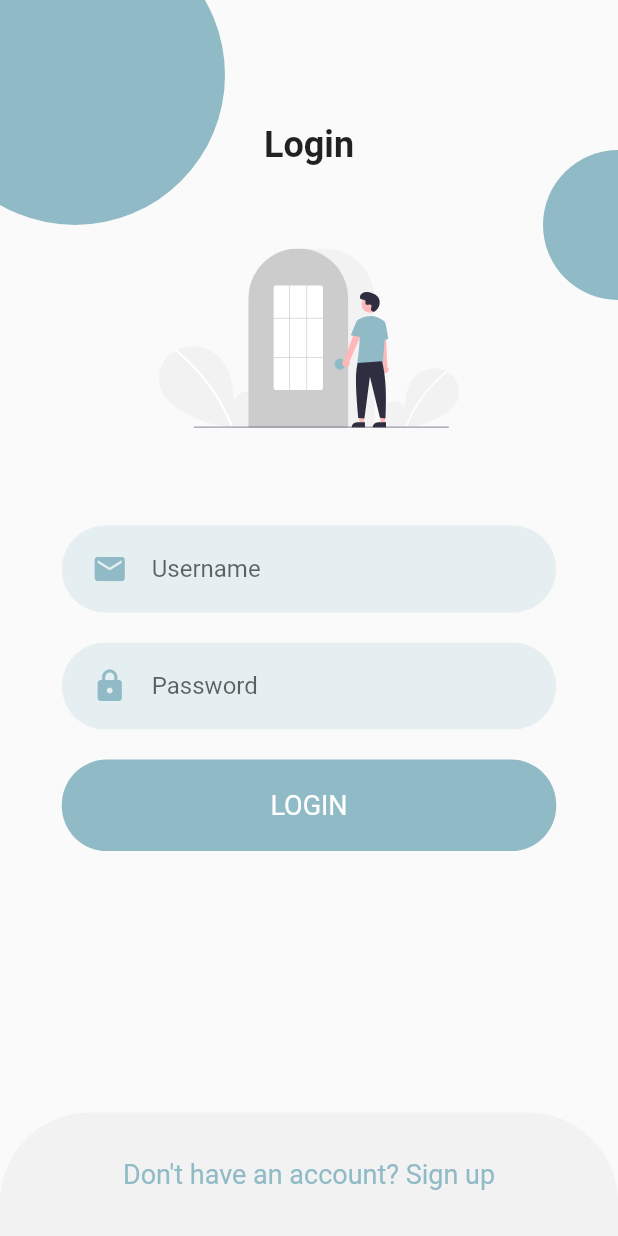
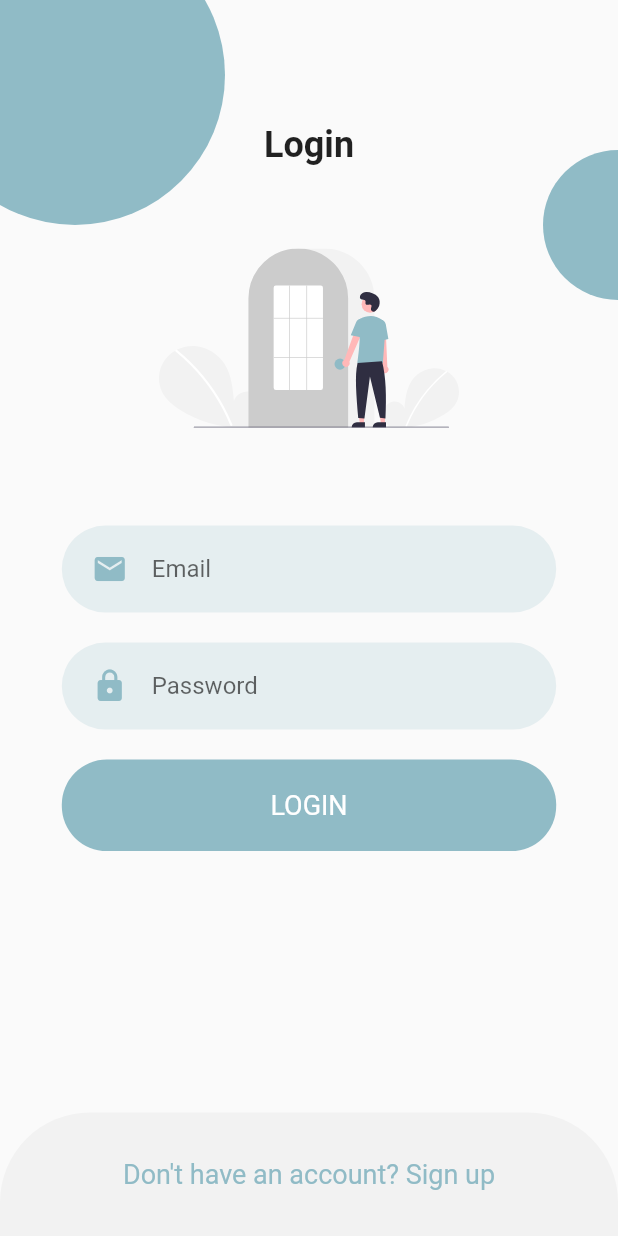
Before and after one commit to CalHacks8-0/renteasy, a Flutter app: the screen it shows after launch, on a phone screen of 412 x 824 dp. Run offline on Flutter 3.47's test engine with Material 2 defaults, Android fonts, the phone set to English and light mode, and no system bars; our stand-ins replace firebase_core, flutter_svg, google_fonts; accounts and stored records are empty.

Commit message:
registration functionality

```diff
--- a/lib/screens/login/components/login_form.dart
+++ b/lib/screens/login/components/login_form.dart
@@ -46,10 +46,13 @@ class LoginForm extends StatelessWidget {
                     height: 200,
                   ),
                 ),
-                const RoundedInput(icon: Icons.mail, hint: 'Username'),
+                const RoundedInput(icon: Icons.mail, hint: 'Email'),
                 const RoundedPasswordInput(hint: 'Password'),
                 const SizedBox(height: 10),
-                const RoundedButton(title: 'LOGIN'),
+                RoundedButton(
+                  title: 'LOGIN',
+                  ontap: () {},
+                ),
                 const SizedBox(height: 10),
               ],
             ),
```
